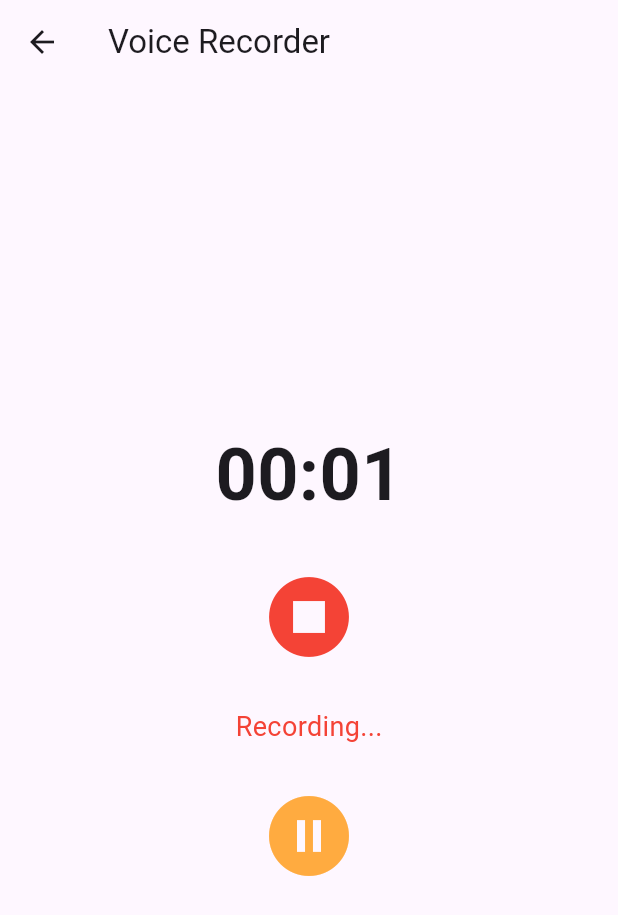
After one commit to Nahin-CDR/TheSparkle-App, a Flutter app: the VoiceRecorderScreen screen opened directly, after a tap on the "mic" icon, on a phone screen of 412 x 824 dp. The commit adds this screen. Shown: the top 915 px of the screen. Run offline on Flutter 3.47's test engine with Material 3 defaults, Android fonts, the phone set to English and light mode, and no system bars; our stand-ins replace get, just_audio, permission_handler; missing offline and left inert: flutter_sound, record.

Commit message:
record and play

```diff
--- a/lib/main.dart
+++ b/lib/main.dart
@@ -1,6 +1,6 @@
 import 'package:flutter/material.dart';
 import 'package:get/get.dart';
-import 'package:sparkle/sound/home.dart';
+import 'package:sparkle/modules/earbuds/home.dart';
 import 'package:sparkle/themeController.dart';
 import 'screen1.dart';
 
--- /dev/null
+++ b/lib/modules/earbuds/voice_record.dart
@@ -0,0 +1,242 @@
+import 'dart:async';
+
+import 'package:flutter/foundation.dart';
+import 'package:flutter/material.dart';
+import 'package:path_provider/path_provider.dart';
+import 'package:record/record.dart';
+import 'package:sparkle/modules/earbuds/voice_player.dart';
+
+class VoiceRecorderScreen extends StatefulWidget {
+  const VoiceRecorderScreen({super.key});
+
+  @override
+  State<StatefulWidget> createState() {
+    return _VoiceRecorderScreenState();
+  }
+}
+
+
+
+class _VoiceRecorderScreenState extends State<VoiceRecorderScreen> {
+  final audioRecorderNew = AudioRecorder();
+  String recordedAudioPath = "";
+  bool _isRecording = false;
+  bool _isPaused = false;
+  Timer? _timer;
+  Duration _recordingDuration = Duration.zero;
+
+  @override
+  void initState() {
+    super.initState();
+  }
+
+  // Start recording and timer
+  Future<void> startVoiceRecording() async {
+    try {
+      final isSupported = await audioRecorderNew.isEncoderSupported(AudioEncoder.aacLc);
+      if (kDebugMode) {
+        print("${AudioEncoder.aacLc.name} supported : $isSupported");
+        print("************ Recording started *********** ");
+      }
+
+      final dir = await getApplicationDocumentsDirectory();
+      final path = '${dir.path}/audio0_${DateTime.now().millisecondsSinceEpoch}.wav';
+
+      await audioRecorderNew.start(
+        const RecordConfig(
+          noiseSuppress: true,
+          encoder: AudioEncoder.wav,
+          bitRate: 128000,
+          echoCancel: true,
+        ),
+        path: path,
+      );
+
+      setState(() {
+        _isRecording = true;
+        _isPaused = false;
+        _startTimer();  // Start the timer when recording starts
+      });
+    } catch (e) {
+      if (kDebugMode) {
+        print("Error occurred : $e");
+      }
+    }
+  }
+
+  // Stop recording and timer
+  Future<void> stopVoiceRecording() async {
+    final path = await audioRecorderNew.stop();
+    if (path != null) {
+      recordedAudioPath = path;
+      if (kDebugMode) {
+        print("Recorded audio path: $recordedAudioPath");
+      }
+    }
+
+    setState(() {
+      _isRecording = false;
+      _isPaused = false;
+      _stopTimer(); // Stop the timer when recording ends
+    });
+  }
+
+  // Pause recording and timer
+  Future<void> pauseVoiceRecording() async {
+    await audioRecorderNew.pause();
+    setState(() {
+      _isPaused = true;
+      _stopTimer(); // Stop the timer while paused
+    });
+  }
+
+  // Resume recording and timer
+  Future<void> resumeVoiceRecording() async {
+    await audioRecorderNew.resume();
+    setState(() {
+      _isPaused = false;
+      _startTimer();  // Resume the timer when recording resumes
+    });
+  }
+
+  // Start the timer
+  void _startTimer() {
+    _timer = Timer.periodic(const Duration(seconds: 1), (timer) {
+      setState(() {
+        _recordingDuration += const Duration(seconds: 1);
+      });
+    });
+  }
+
+  // Stop the timer
+  void _stopTimer() {
+    _timer?.cancel();
+  }
+
+  // Format the timer duration into mm:ss format
+  String _formatDuration(Duration duration) {
+    String twoDigits(int n) => n.toString().padLeft(2, '0');
+    final minutes = twoDigits(duration.inMinutes.remainder(60));
+    final seconds = twoDigits(duration.inSeconds.remainder(60));
+    return '$minutes:$seconds';
+  }
+
+  @override
+  Widget build(BuildContext context) {
+    return Scaffold(
+      appBar: AppBar(
+        title: const Text('Voice Recorder'),
+      ),
+      body: Center(
+        child: Column(
+          mainAxisAlignment: MainAxisAlignment.center,
+          children: [
+            // Timer Display
+            Text(
+              _formatDuration(_recordingDuration),
+              style: const TextStyle(fontSize: 48, fontWeight: FontWeight.bold),
+            ),
+            const SizedBox(height: 20),
+
+            // Start/Stop Button
+            IconButton(
+              icon: Icon(
+                _isRecording ? Icons.stop_circle : Icons.mic,
+                size: 64,
+                color: _isRecording ? Colors.red : Colors.blueAccent,
+              ),
+              onPressed: _isRecording ? stopVoiceRecording : startVoiceRecording,
+            ),
+            const SizedBox(height: 20),
+
+            // Recording status text
+            Text(
+              _isRecording ? (_isPaused ? 'Paused' : 'Recording...') : 'Tap to Record',
+              style: TextStyle(
+                fontSize: 18,
+                color: _isRecording ? (_isPaused ? Colors.orange : Colors.red) : Colors.black,
+              ),
+            ),
+            const SizedBox(height: 20),
+
+            // Pause/Resume Button (Only visible when recording)
+            if (_isRecording)
+              IconButton(
+                icon: Icon(
+                  _isPaused ? Icons.play_circle_fill : Icons.pause_circle_filled,
+                  size: 64,
+                  color: Colors.orangeAccent,
+                ),
+                onPressed: _isPaused ? resumeVoiceRecording : pauseVoiceRecording,
+              ),
+
+            // Display Recorded Path after recording is done
+            if (recordedAudioPath.isNotEmpty)
+              Padding(
+                padding: const EdgeInsets.all(16.0),
+                child: Text(
+                  'Recorded File: $recordedAudioPath',
+                  textAlign: TextAlign.center,
+                  style: const TextStyle(fontSize: 16),
+                ),
+              ),
+
+            if(recordedAudioPath.isNotEmpty)
+              buildNavigateButton()
+
+          ],
+        ),
+      ),
+    );
+  }
+
+  Widget buildNavigateButton() {
+    return GestureDetector(
+      onTap: () {
+        if (recordedAudioPath.isNotEmpty) {
+          Navigator.push(
+            context,
+            MaterialPageRoute(
+              builder: (context) => VoicePlayerScreen(audioPath: recordedAudioPath),
+            ),
+          );
+        }
+      },
+      child: Container(
+        height: 60,
+        width: double.infinity,
+        decoration: BoxDecoration(
+          gradient: const LinearGradient(
+            colors: [Colors.purpleAccent, Colors.blueAccent],
+            begin: Alignment.topLeft,
+            end: Alignment.bottomRight,
+          ),
+          borderRadius: BorderRadius.circular(30),
+          boxShadow: [
+            BoxShadow(
+              color: Colors.blueAccent.withOpacity(0.5),
+              blurRadius: 10,
+              offset: const Offset(0, 5),
+            ),
+          ],
+        ),
+        child: const Center(
+          child: Text(
+            'Play Recorded Voice',
+            style: TextStyle(
+              color: Colors.white,
+              fontSize: 18,
+              fontWeight: FontWeight.bold,
+              letterSpacing: 1.5,
+            ),
+          ),
+        ),
+      ),
+    );
+  }
+  @override
+  void dispose() {
+    _stopTimer();
+    super.dispose();
+  }
+}
--- a/pubspec.yaml
+++ b/pubspec.yaml
@@ -39,6 +39,7 @@ dependencies:
   # Use with the CupertinoIcons class for iOS style icons.
   cupertino_icons: ^1.0.8
   get: ^4.6.6
+  record: ^5.1.2
 
 dev_dependencies:
   flutter_test:
```
Also changed, not shown: lib/modules/earbuds/home.dart (renamed from lib/sound/home.dart, +53 -1 lines), lib/modules/earbuds/voice_player.dart (added, +159 -0 lines), pubspec.lock, 3 other files.
